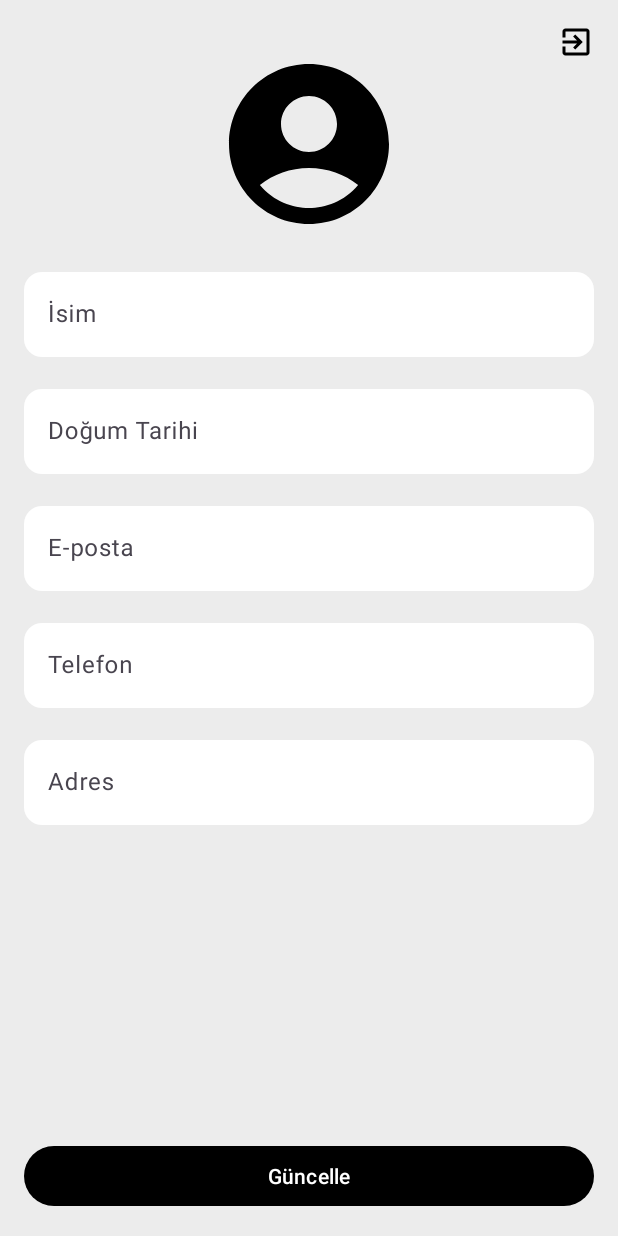
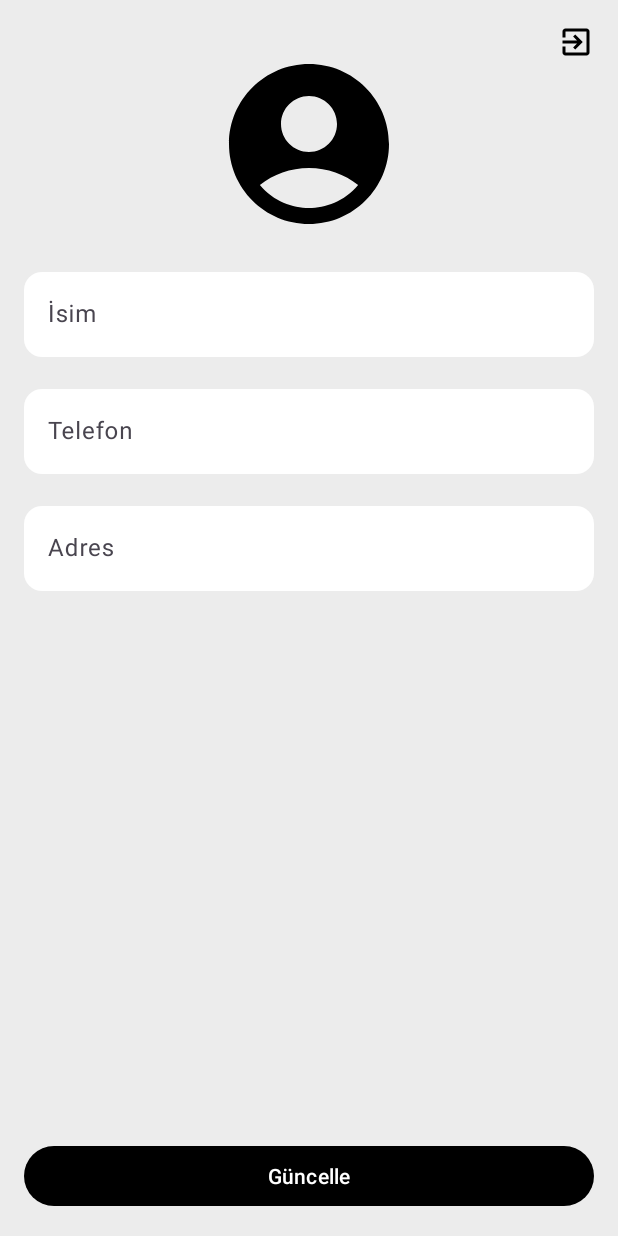
Before and after one commit to kvseralcn/ecommerceApp, an Android app: the fragment UserFragment placed in its activity, on a phone screen of 412 x 824 dp. Run offline under Robolectric (Android 15) with nearby library versions, the phone set to English and light mode, and no system bars; our stand-ins replace Dagger/Hilt's generated code, Firebase (no records; nobody signed in at launch, a user with empty details on screens opened directly), navigation-ui; libraries missing offline, so code that uses them is left out: com.chuckerteam.chucker; 5 statements that could not run were skipped.

```diff
--- a/app/src/main/java/com/pixelark/capstoneproject/ui/home/presentation/HomeFragment.kt
+++ b/app/src/main/java/com/pixelark/capstoneproject/ui/home/presentation/HomeFragment.kt
@@ -77,7 +77,7 @@ class HomeFragment : BaseFragment<FragmentHomeBinding, HomeViewModel>(
         fetchRemoteConfig()
 
         binding.fragmentHomeBtnUser.setOnClickListener {
-            findNavController().navigate(R.id.userFragment)
+            findNavController().navigate(HomeFragmentDirections.actionHomeFragmentToUserFragment())
         }
     }
 
--- a/app/src/main/res/layout/fragment_user.xml
+++ b/app/src/main/res/layout/fragment_user.xml
@@ -48,45 +48,6 @@
     </com.google.android.material.textfield.TextInputLayout>
 
     <com.google.android.material.textfield.TextInputLayout
-        android:id="@+id/fragmentUser_tvUserBirthdate"
-        android:layout_width="match_parent"
-        android:layout_height="wrap_content"
-        android:layout_marginStart="16dp"
-        android:layout_marginTop="16dp"
-        android:layout_marginEnd="16dp"
-        android:ems="10"
-        android:hint="Doğum Tarihi"
-        app:layout_constraintEnd_toEndOf="parent"
-        app:layout_constraintStart_toStartOf="parent"
-        app:layout_constraintTop_toBottomOf="@+id/fragmentUser_tvUserName">
-
-        <com.google.android.material.textfield.TextInputEditText
-            android:layout_width="match_parent"
-            android:layout_height="wrap_content"
-            android:background="@drawable/custom_edittext_background"
-            android:inputType="date" />
-    </com.google.android.material.textfield.TextInputLayout>
-
-    <com.google.android.material.textfield.TextInputLayout
-        android:id="@+id/fragmentUser_tvUserEmail"
-        android:layout_width="match_parent"
-        android:layout_height="wrap_content"
-        android:layout_margin="16dp"
-        android:hint="E-posta"
-        android:ems="10"
-        app:layout_constraintEnd_toEndOf="parent"
-        app:layout_constraintStart_toStartOf="parent"
-        app:layout_constraintTop_toBottomOf="@+id/fragmentUser_tvUserBirthdate">
-
-        <com.google.android.material.textfield.TextInputEditText
-            android:layout_width="match_parent"
-            android:layout_height="wrap_content"
-            android:background="@drawable/custom_edittext_background"
-            android:inputType="textMultiLine"
-            android:maxLines="4" />
-    </com.google.android.material.textfield.TextInputLayout>
-
-    <com.google.android.material.textfield.TextInputLayout
         android:id="@+id/fragmentUser_tvUserPhoneNumber"
         android:layout_width="match_parent"
         android:layout_height="wrap_content"
@@ -97,7 +58,7 @@
         android:hint="Telefon"
         app:layout_constraintEnd_toEndOf="parent"
         app:layout_constraintStart_toStartOf="parent"
-        app:layout_constraintTop_toBottomOf="@+id/fragmentUser_tvUserEmail">
+        app:layout_constraintTop_toBottomOf="@+id/fragmentUser_tvUserName">
 
         <com.google.android.material.textfield.TextInputEditText
             android:layout_width="match_parent"
@@ -126,7 +87,7 @@
     </com.google.android.material.textfield.TextInputLayout>
 
     <Button
-        android:id="@+id/fragmentPayment_btnPayment"
+        android:id="@+id/fragmentUser_btnUpdate"
         android:layout_width="match_parent"
         android:layout_height="wrap_content"
         android:layout_marginHorizontal="16dp"
```
Also changed, not shown: app/src/main/java/com/pixelark/capstoneproject/core/repository/FirestoreRepository.kt (+25 -6 lines), app/src/main/java/com/pixelark/capstoneproject/ui/user/domain/UserViewModel.kt (+16 -0 lines), app/src/main/java/com/pixelark/capstoneproject/ui/user/presentation/UserFragment.kt (+56 -2 lines).
